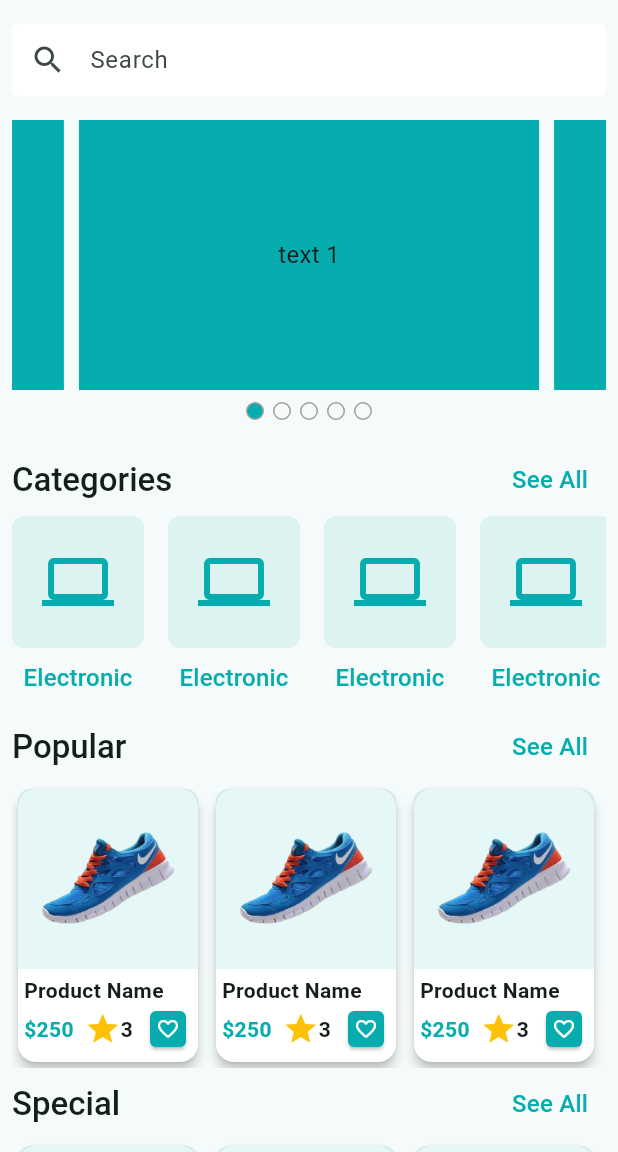
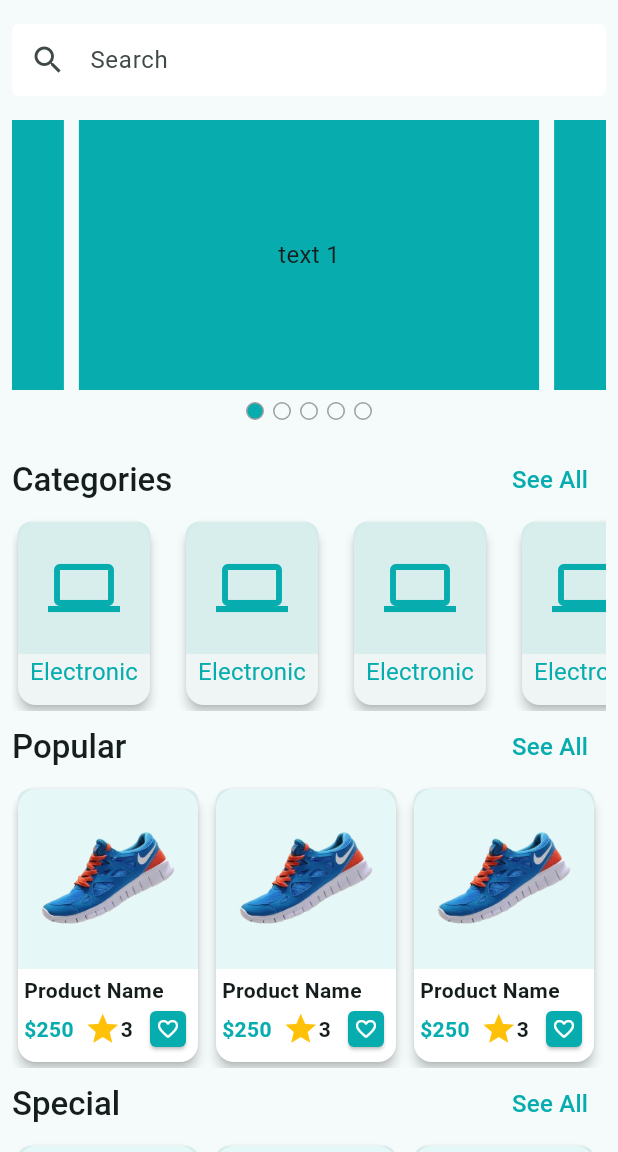
Before and after one commit to mdmridul6/crafty_bay, a Flutter app: the screen it shows after launch, on a phone screen of 412 x 824 dp, the part 84-1236 px from its top. Run offline on Flutter 3.47's test engine with Material 3 defaults, Android fonts, the phone set to English and light mode, and no system bars; drawn by our look-alikes of carousel_slider; our stand-ins replace flutter_svg, get, pin_code_fields.

Commit message:
Refactor UI components and implement product display
- Added `dummyProductImage` asset in `assets_path.dart`.
- Moved `AppLogoWidget` and `AppBarCircularButton` widgets to `home` sub-directory, and updated import paths accordingly.
- Created `ProductCard` widget to display product information with image, name, price, and rating.
- Added `SectionHeader` widget for displaying section titles with a "See All" button.
- Created `HorizontalCategoryList` for horizontal scrolling of categories.
- Created `HorizontalProductList` for horizontal scrolling of products.
- Updated `HomeScreen` to use new widgets, including `SearchInput`, `HomeSlider`, `SectionHeader`, `HorizontalCategoryList`, and `HorizontalProductList`.
- Refactored `HomeScreen` to display categories, popular, special, and new product sections.
- Updated `App` to disable debug banner.
- Moved widget files into new `widgets` directory.

```diff
--- a/lib/controller_binding.dart
+++ b/lib/controller_binding.dart
@@ -1,9 +1,11 @@
+import 'package:crafty_bay/presentation/state_holders/bottom_navigation_controller.dart';
 import 'package:crafty_bay/presentation/state_holders/otp_controller.dart';
 import 'package:get/get.dart';
 
 class ControllerBinding extends Bindings {
   @override
   void dependencies() {
-    Get.put(OtpController());
+    Get.lazyPut(() => OtpController());
+    Get.lazyPut(() => BottomNavigationController());
   }
 }
--- /dev/null
+++ b/lib/presentation/state_holders/bottom_navigation_controller.dart
@@ -0,0 +1,12 @@
+import 'package:get/get.dart';
+
+class BottomNavigationController extends GetxController {
+  int _selectedIndex = 0;
+
+  int get selectedIndex => _selectedIndex;
+
+  void onChangeIndex(int index) {
+    _selectedIndex = index;
+    update();
+  }
+}
--- a/lib/presentation/ui/screens/home_screen.dart
+++ b/lib/presentation/ui/screens/home_screen.dart
@@ -1,7 +1,9 @@
+import 'package:crafty_bay/presentation/ui/screens/category_list_screen.dart';
 import 'package:crafty_bay/presentation/ui/utils/assets_path.dart';
 import 'package:crafty_bay/presentation/ui/widgets/widgets.dart';
 import 'package:flutter/material.dart';
 import 'package:flutter_svg/flutter_svg.dart';
+import 'package:get/get.dart';
 
 class HomeScreen extends StatefulWidget {
   const HomeScreen({super.key});
@@ -25,7 +27,12 @@ class _HomeScreenState extends State<HomeScreen> {
               SizedBox(height: 16),
               HomeSlider(),
               SizedBox(height: 16),
-              SectionHeader(sectionTitle: "Categories", onTap: () {}),
+              SectionHeader(
+                sectionTitle: "Categories",
+                onTap: () {
+                  Get.to(CategoryListScreen());
+                },
+              ),
               _buildCategorySection(),
               _buildPopularSection(),
               _buildSpecialSection(),
--- /dev/null
+++ b/lib/presentation/ui/widgets/category_card.dart
@@ -0,0 +1,45 @@
+import 'package:crafty_bay/presentation/ui/utils/app_colors.dart';
+import 'package:flutter/material.dart';
+
+class CategoryCard extends StatelessWidget {
+  const CategoryCard({
+    super.key,
+    required this.iconData,
+    required this.iconTitle,
+    required this.onTap,
+  });
+
+  final IconData iconData;
+  final String iconTitle;
+  final VoidCallback onTap;
+
+  @override
+  Widget build(BuildContext context) {
+    return Card(
+      elevation: 3,
+      child: Column(
+        children: [
+          Container(
+            height: 88,
+            width: 88,
+            decoration: BoxDecoration(
+              color: AppColors.themeColor.withValues(alpha: 0.1),
+              borderRadius: BorderRadius.only(
+                topLeft: Radius.circular(8),
+                topRight: Radius.circular(8),
+              ),
+            ),
+            child: Icon(iconData, color: AppColors.themeColor, size: 48),
+          ),
+          Text(
+            iconTitle,
+            style: Theme.of(context).textTheme.titleMedium!.copyWith(
+              color: AppColors.themeColor,
+              fontWeight: FontWeight.w400,
+            ),
+          ),
+        ],
+      ),
+    );
+  }
+}
--- a/lib/presentation/ui/widgets/category_item.dart
+++ /dev/null
@@ -1,34 +0,0 @@
-import 'package:crafty_bay/presentation/ui/utils/app_colors.dart';
-import 'package:flutter/material.dart';
-
-class CategoryItem extends StatelessWidget {
-  const CategoryItem({super.key, required this.iconData, required this.iconTitle, required this.onTap});
-
-  final IconData iconData;
-  final String iconTitle;
-  final VoidCallback onTap;
-
-  @override
-  Widget build(BuildContext context) {
-    return Column(
-      children: [
-        Container(
-          height: 88,
-          width: 88,
-          decoration: BoxDecoration(
-            color: AppColors.themeColor.withValues(alpha: 0.1),
-            borderRadius: BorderRadius.circular(8),
-          ),
-          child: Icon(iconData, color: AppColors.themeColor, size: 48),
-        ),
-        SizedBox(height: 8),
-        Text(
-          iconTitle,
-          style: Theme.of(
-            context,
-          ).textTheme.titleMedium!.copyWith(color: AppColors.themeColor),
-        ),
-      ],
-    );
-  }
-}
--- a/lib/presentation/ui/widgets/home/horizontal_category_list.dart
+++ b/lib/presentation/ui/widgets/home/horizontal_category_list.dart
@@ -1,10 +1,8 @@
-import 'package:crafty_bay/presentation/ui/widgets/category_item.dart';
+import 'package:crafty_bay/presentation/ui/widgets/category_card.dart';
 import 'package:flutter/material.dart';
 
 class HorizontalCategoryList extends StatelessWidget {
-  const HorizontalCategoryList({
-    super.key,
-  });
+  const HorizontalCategoryList({super.key});
 
   @override
   Widget build(BuildContext context) {
@@ -12,7 +10,7 @@ class HorizontalCategoryList extends StatelessWidget {
       scrollDirection: Axis.horizontal,
       itemCount: 10,
       itemBuilder: (context, index) {
-        return CategoryItem(
+        return CategoryCard(
           iconData: Icons.computer_outlined,
           iconTitle: "Electronic",
           onTap: () {},
--- a/lib/presentation/ui/widgets/widgets.dart
+++ b/lib/presentation/ui/widgets/widgets.dart
@@ -5,6 +5,6 @@ export 'home/home_slider.dart';
 export 'home/horizontal_category_list.dart';
 export 'home/horizontal_product_list.dart';
 export 'home/search_input.dart';
-export 'category_item.dart';
+export 'category_card.dart';
 export 'product_card.dart';
 export 'section_header.dart';
```
Also changed, not shown: lib/presentation/ui/screens/bottom_nav_bar.dart (added, +58 -0 lines), lib/presentation/ui/screens/cart_screen.dart (added, +14 -0 lines), lib/presentation/ui/screens/category_list_screen.dart (added, +30 -0 lines), lib/presentation/ui/screens/wish_list_screen.dart (added, +14 -0 lines).
